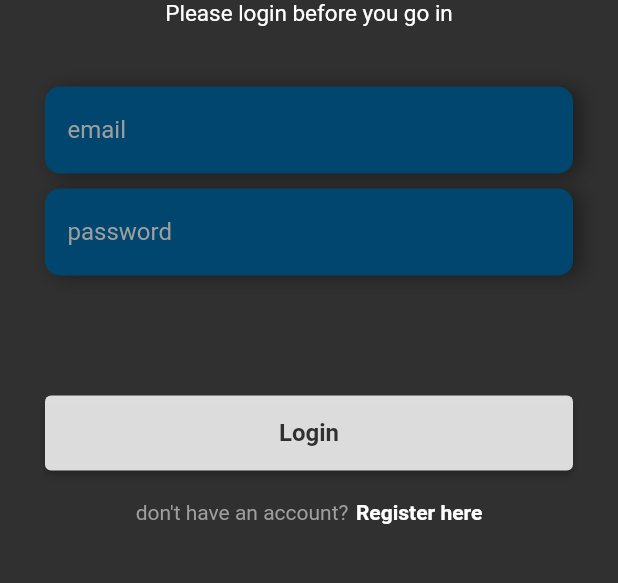
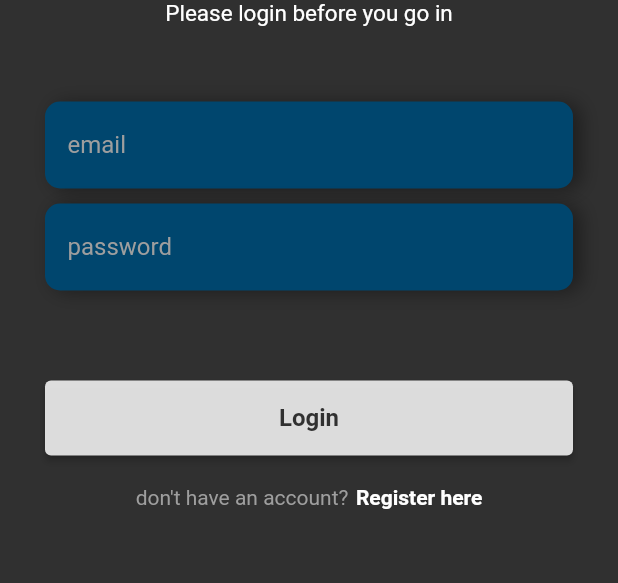
Before and after one commit to RuanK07/Utup, a Flutter app: the screen it shows after launch, on a phone screen of 412 x 824 dp, the part 503-1086 px from its top. Run offline on Flutter 3.47's test engine with Material 2 defaults, Android fonts, the phone set to English and light mode, and no system bars.

Commit message:
Style Padding LoginPage

```diff
--- a/lib/src/pages/login_page.dart
+++ b/lib/src/pages/login_page.dart
@@ -42,7 +42,7 @@ class _LoginPageState extends State<LoginPage> {
                 ),
               ),
               Padding(
-                padding: const EdgeInsets.only(bottom: 80),
+                padding: const EdgeInsets.only(bottom: 60, top: 10),
                 child: Column(
                   children: [
                     Container(
```
